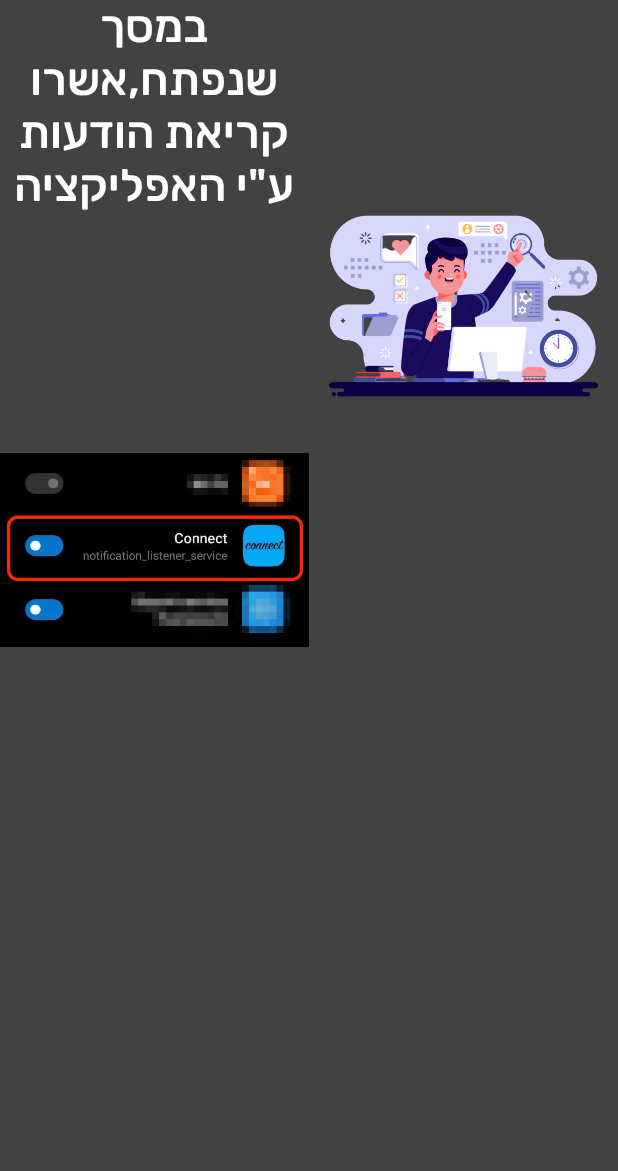
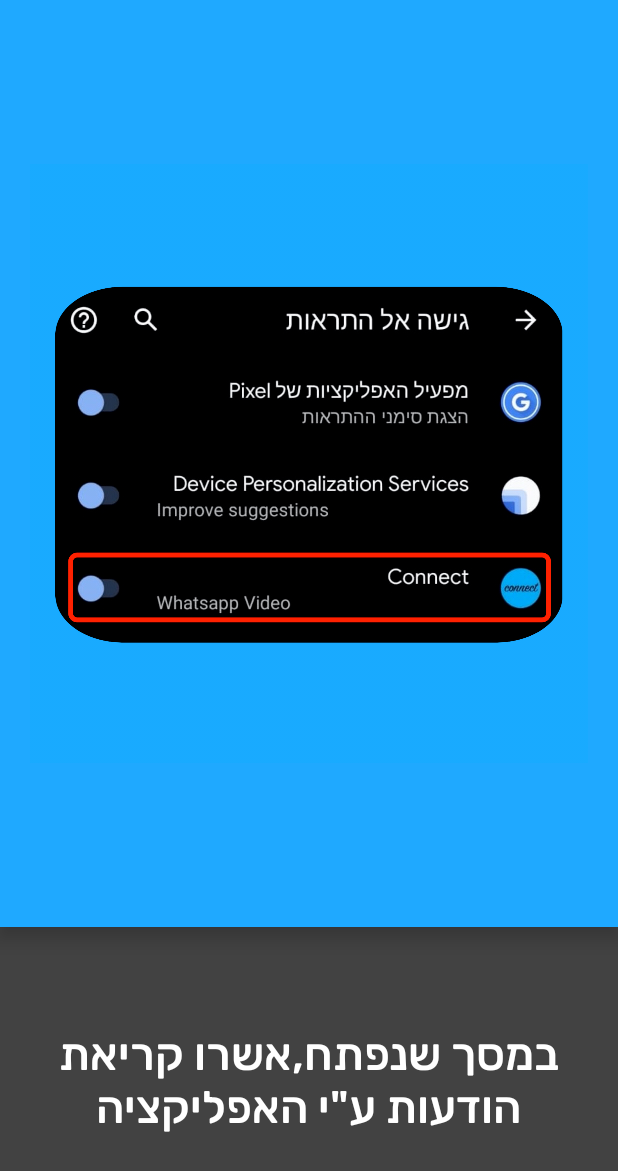
Before and after one commit to yuvalta/SeniorsTablet, an Android app: the layout intro_0.xml on its own in the app's theme, with its tools: preview values and no code run, on a phone screen of 412 x 824 dp. Shown: the top 1171 px of the screen. Run offline under Robolectric (Android 15) with nearby library versions, the phone set to English and light mode, and no system bars.

Commit message:
onboarding improvments

```diff
--- a/app/src/main/AndroidManifest.xml
+++ b/app/src/main/AndroidManifest.xml
@@ -14,7 +14,7 @@
 
         <service
             android:name=".NotificationListener"
-            android:label="notification_listener_service"
+            android:label="Whatsapp Video"
             android:permission="android.permission.BIND_NOTIFICATION_LISTENER_SERVICE">
             <intent-filter>
                 <action android:name="android.service.notification.NotificationListenerService" />
--- a/app/src/main/res/drawable/images_border.xml
+++ b/app/src/main/res/drawable/images_border.xml
@@ -1,9 +1,5 @@
 <?xml version="1.0" encoding="utf-8"?>
 <shape xmlns:android="http://schemas.android.com/apk/res/android"
     android:shape="rectangle">
-    <corners android:radius="8dp"/>
-
-    <stroke
-        android:color="@android:color/black"
-        android:width="3dp" />
+    <corners android:radius="10dp"/>
 </shape>
--- a/app/src/main/res/layout/intro_0.xml
+++ b/app/src/main/res/layout/intro_0.xml
@@ -4,15 +4,26 @@
     android:layout_height="match_parent"
     xmlns:app="http://schemas.android.com/apk/res-auto"
     android:background="@color/background_color"
-    android:orientation="horizontal">
+    android:orientation="vertical">
 
+    <FrameLayout
+        android:elevation="8dp"
+        android:background="@color/blue_background"
+        android:layout_weight="3"
+        android:layout_width="match_parent"
+        android:layout_height="0dp">
 
-    <RelativeLayout
-        android:layout_width="0dp"
-        android:layout_height="match_parent"
-        android:layout_weight="2">
+        <ImageView
+            android:background="@drawable/images_border"
+            android:layout_margin="20sp"
+            android:id="@+id/permissions"
+            android:src="@drawable/per_background"
+            android:layout_width="match_parent"
+            android:layout_height="match_parent" />
+    </FrameLayout>
 
     <TextView
+        android:layout_weight="1"
         app:autoSizeTextType="uniform"
         app:autoSizeMinTextSize="12sp"
         app:autoSizeMaxTextSize="30sp"
@@ -20,29 +31,10 @@
         android:fontFamily="@font/rubik"
         android:id="@+id/inst_text_intro_0"
         android:layout_width="match_parent"
-            android:layout_height="wrap_content"
+        android:layout_height="0dp"
         android:text="@string/enable_permissions"
         android:textSize="30sp"
         android:textColor="@color/text_color"
-            android:gravity="center_horizontal" />
-
-        <ImageView
-            android:layout_below="@id/inst_text_intro_0"
-            android:layout_gravity="bottom"
-            android:id="@+id/flat_intro_0"
-            android:layout_width="wrap_content"
-            android:layout_height="wrap_content"
-            android:src="@drawable/per_inst" />
-
-
-    </RelativeLayout>
-
-    <ImageView
-        android:layout_weight="2"
-        android:id="@+id/permissions"
-        android:src="@drawable/flat_0_nobg"
-        android:layout_width="0dp"
-        android:layout_height="wrap_content" />
-
+        android:gravity="center" />
 
 </LinearLayout>
--- a/app/src/main/res/values/colors.xml
+++ b/app/src/main/res/values/colors.xml
@@ -8,4 +8,6 @@
     <color name="red">#D32F2F</color>
     <color name="green">#90EE02</color>
     <color name="blue">#03A9F4</color>
+    <color name="blue_background">#1FA9FF</color>
+    <color name="orange_background">#FDC666</color>
 </resources>
```
Also changed, not shown: app/src/main/java/com/example/seniortablet/IntroFragment.java (+16 -4 lines), app/src/main/res/layout/fragment_intro.xml (+18 -5 lines), app/src/main/res/layout/intro_00.xml (added, +17 -0 lines), app/src/main/res/layout/intro_1.xml (+16 -24 lines), app/src/main/res/layout/intro_2.xml (+8 -9 lines), app/src/main/res/layout/intro_3.xml (+7 -9 lines), app/src/main/res/drawable/day.jpg (deleted), app/src/main/res/drawable/note_background_edited.png (added), app/src/main/res/drawable/per_background.png (added), 3 other files. Lines whose indentation alone changed are shown as unchanged.
